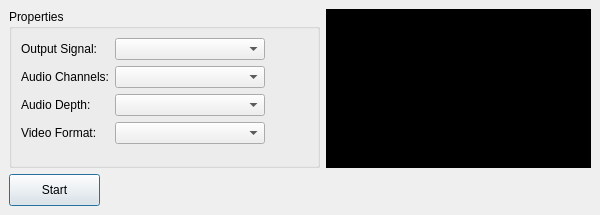
Before: the Qt Designer form Linux/Samples/SignalGenerator/SignalGenerator.ui in masa-iwm/decklink-sdk, drawn with Qt 5.
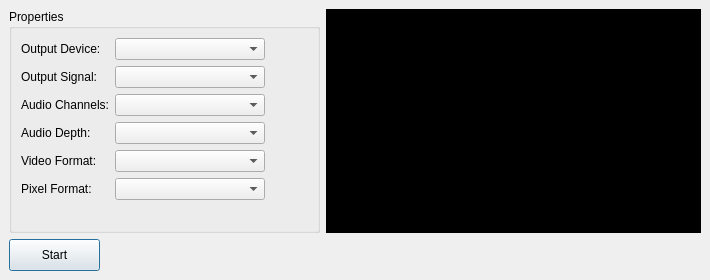
After: the same form once the commit is applied.

What changed in the file:
```diff
--- a/Linux/Samples/SignalGenerator/SignalGenerator.ui
+++ b/Linux/Samples/SignalGenerator/SignalGenerator.ui
@@ -6,8 +6,8 @@
    <rect>
     <x>0</x>
     <y>0</y>
-    <width>600</width>
-    <height>215</height>
+    <width>710</width>
+    <height>280</height>
    </rect>
   </property>
   <property name="minimumSize">
@@ -26,6 +26,41 @@
    <string>Signal Generator</string>
   </property>
   <layout class="QGridLayout" name="gridLayout">
+   <item row="0" column="2">
+    <widget class="QWidget" name="previewContainer" native="true">
+     <property name="minimumSize">
+      <size>
+       <width>241</width>
+       <height>151</height>
+      </size>
+     </property>
+     <property name="autoFillBackground">
+      <bool>false</bool>
+     </property>
+     <property name="styleSheet">
+      <string>background-color: #000</string>
+     </property>
+    </widget>
+   </item>
+   <item row="1" column="0">
+    <widget class="QPushButton" name="startButton">
+     <property name="minimumSize">
+      <size>
+       <width>91</width>
+       <height>32</height>
+      </size>
+     </property>
+     <property name="maximumSize">
+      <size>
+       <width>91</width>
+       <height>32</height>
+      </size>
+     </property>
+     <property name="text">
+      <string>Start</string>
+     </property>
+    </widget>
+   </item>
    <item row="0" column="0">
     <widget class="QGroupBox" name="groupBox">
      <property name="enabled">
@@ -50,31 +85,14 @@
       <property name="fieldGrowthPolicy">
        <enum>QFormLayout::FieldsStayAtSizeHint</enum>
       </property>
-      <item row="0" column="0">
-       <widget class="QLabel" name="label">
-        <property name="text">
-         <string>Output Signal:</string>
-        </property>
-       </widget>
-      </item>
-      <item row="0" column="1">
-       <widget class="QComboBox" name="outputSignalPopup">
-        <property name="minimumSize">
-         <size>
-          <width>150</width>
-          <height>0</height>
-         </size>
-        </property>
-       </widget>
-      </item>
-      <item row="1" column="0">
+      <item row="2" column="0">
        <widget class="QLabel" name="label_2">
         <property name="text">
          <string>Audio Channels:</string>
         </property>
        </widget>
       </item>
-      <item row="1" column="1">
+      <item row="2" column="1">
        <widget class="QComboBox" name="audioChannelPopup">
         <property name="minimumSize">
          <size>
@@ -84,14 +102,14 @@
         </property>
        </widget>
       </item>
-      <item row="2" column="0">
+      <item row="3" column="0">
        <widget class="QLabel" name="label_3">
         <property name="text">
          <string>Audio Depth:</string>
         </property>
        </widget>
       </item>
-      <item row="2" column="1">
+      <item row="3" column="1">
        <widget class="QComboBox" name="audioSampleDepthPopup">
         <property name="minimumSize">
          <size>
@@ -101,14 +119,14 @@
         </property>
        </widget>
       </item>
-      <item row="3" column="0">
+      <item row="4" column="0">
        <widget class="QLabel" name="label_4">
         <property name="text">
          <string>Video Format:</string>
         </property>
        </widget>
       </item>
-      <item row="3" column="1">
+      <item row="4" column="1">
        <widget class="QComboBox" name="videoFormatPopup">
         <property name="minimumSize">
          <size>
@@ -118,44 +136,60 @@
         </property>
        </widget>
       </item>
+      <item row="1" column="1">
+       <widget class="QComboBox" name="outputSignalPopup">
+        <property name="minimumSize">
+         <size>
+          <width>150</width>
+          <height>0</height>
+         </size>
+        </property>
+       </widget>
+      </item>
+      <item row="0" column="1">
+       <widget class="QComboBox" name="outputDevicePopup">
+        <property name="minimumSize">
+         <size>
+          <width>150</width>
+          <height>0</height>
+         </size>
+        </property>
+       </widget>
+      </item>
+      <item row="1" column="0">
+       <widget class="QLabel" name="label">
+        <property name="text">
+         <string>Output Signal:</string>
+        </property>
+       </widget>
+      </item>
+      <item row="0" column="0">
+       <widget class="QLabel" name="label_5">
+        <property name="text">
+         <string>Output Device:</string>
+        </property>
+       </widget>
+      </item>
+      <item row="5" column="0">
+       <widget class="QLabel" name="label_6">
+        <property name="text">
+         <string>Pixel Format:</string>
+        </property>
+       </widget>
+      </item>
+      <item row="5" column="1">
+       <widget class="QComboBox" name="pixelFormatPopup">
+        <property name="minimumSize">
+         <size>
+          <width>150</width>
+          <height>0</height>
+         </size>
+        </property>
+       </widget>
+      </item>
      </layout>
     </widget>
    </item>
-   <item row="0" column="1">
-    <widget class="QWidget" name="previewContainer" native="true">
-     <property name="minimumSize">
-      <size>
-       <width>241</width>
-       <height>151</height>
-      </size>
-     </property>
-     <property name="autoFillBackground">
-      <bool>false</bool>
-     </property>
-     <property name="styleSheet">
-      <string>background-color: #000</string>
-     </property>
-    </widget>
-   </item>
-   <item row="1" column="0">
-    <widget class="QPushButton" name="startButton">
-     <property name="minimumSize">
-      <size>
-       <width>91</width>
-       <height>32</height>
-      </size>
-     </property>
-     <property name="maximumSize">
-      <size>
-       <width>91</width>
-       <height>32</height>
-      </size>
-     </property>
-     <property name="text">
-      <string>Start</string>
-     </property>
-    </widget>
-   </item>
   </layout>
  </widget>
  <layoutdefault spacing="6" margin="9"/>
```
